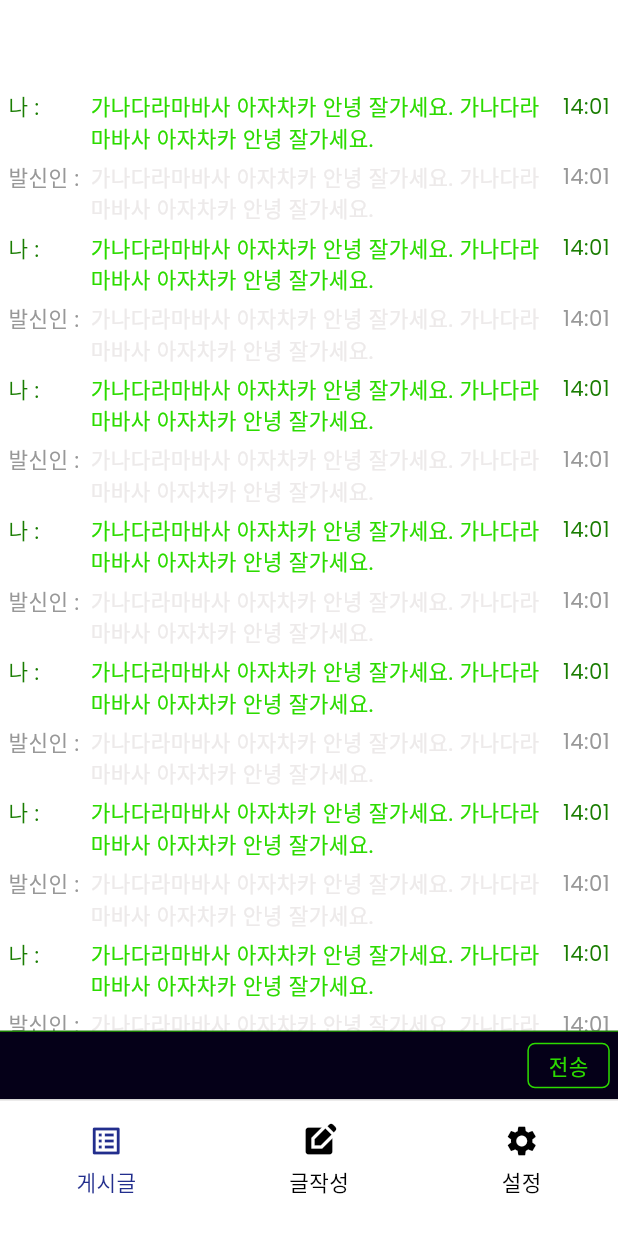
After one commit to jungseokman/dark_app, a Flutter app: the ChatDetailPage screen opened by its route, on a phone screen of 412 x 824 dp. The commit adds this screen. Shown: the top 1233 px of the screen. Run offline on Flutter 3.47's test engine with Material 3 defaults, Android fonts, the light colour scheme and no system bars; our stand-ins replace equatable, flutter_bloc, flutter_screenutil, go_router, google_fonts.

Commit message:
시크릿모드ui

```diff
--- a/lib/features/dark_app/config/routers.dart
+++ b/lib/features/dark_app/config/routers.dart
@@ -1,8 +1,16 @@
+import 'package:dark_app/features/dark_app/presentation/bloc/secret/secret_bloc.dart';
+import 'package:dark_app/features/dark_app/presentation/pages/chat_secret/chat_detail.dart';
+import 'package:dark_app/features/dark_app/presentation/pages/chat_secret/chat_secret_page.dart';
 import 'package:dark_app/features/dark_app/presentation/pages/edit/edit_page.dart';
+import 'package:dark_app/features/dark_app/presentation/pages/edit/edit_secret_page.dart';
 import 'package:dark_app/features/dark_app/presentation/pages/notice/notice_page.dart';
+import 'package:dark_app/features/dark_app/presentation/pages/notice/notice_secret_page.dart';
 import 'package:dark_app/features/dark_app/presentation/pages/setting/setting_page.dart';
+import 'package:dark_app/features/dark_app/presentation/pages/setting/setting_secret_page.dart';
 import 'package:dark_app/features/dark_app/presentation/pages/signin/signin_page.dart';
 import 'package:dark_app/features/dark_app/presentation/widgets/shell_component.dart';
+import 'package:dark_app/features/dark_app/presentation/widgets/shell_component_secret.dart';
+import 'package:flutter_bloc/flutter_bloc.dart';
 import 'package:go_router/go_router.dart';
 
 final routers = GoRouter(
@@ -19,12 +27,21 @@ final routers = GoRouter(
     //? 쉡 화면
     ShellRoute(
       pageBuilder: (context, state, child) {
+        if (context.read<SecretBloc>().state.isSecret) {
+          return NoTransitionPage(
+            key: state.pageKey,
+            child: ShellComponentSecret(
+              child: child,
+            ),
+          );
+        } else {
           return NoTransitionPage(
             key: state.pageKey,
             child: ShellComponent(
               child: child,
             ),
           );
+        }
       },
       routes: [
         //? 메인 화면
@@ -32,24 +49,55 @@ final routers = GoRouter(
           path: "/notice",
           name: "notice",
           pageBuilder: (context, state) {
+            if (context.read<SecretBloc>().state.isSecret) {
+              return NoTransitionPage(
+                  key: state.pageKey, child: const NoticeSecretPage());
+            } else {
               return NoTransitionPage(
                   key: state.pageKey, child: const NoticePage());
+            }
           },
         ),
         GoRoute(
           path: "/edit",
           name: "edit",
           pageBuilder: (context, state) {
+            if (context.read<SecretBloc>().state.isSecret) {
+              return NoTransitionPage(
+                  key: state.pageKey, child: const EditSecretPage());
+            } else {
               return NoTransitionPage(
                   key: state.pageKey, child: const EditPage());
+            }
           },
         ),
         GoRoute(
           path: "/setting",
           name: "setting",
           pageBuilder: (context, state) {
+            if (context.read<SecretBloc>().state.isSecret) {
+              return NoTransitionPage(
+                  key: state.pageKey, child: const SettingSecretPage());
+            } else {
               return NoTransitionPage(
                   key: state.pageKey, child: const SettingPage());
+            }
+          },
+        ),
+        GoRoute(
+          path: "/chat",
+          name: "chat",
+          pageBuilder: (context, state) {
+            return NoTransitionPage(
+                key: state.pageKey, child: const ChatSecretPage());
+          },
+        ),
+        GoRoute(
+          path: "/chat/detail",
+          name: "chatDetail",
+          pageBuilder: (context, state) {
+            return NoTransitionPage(
+                key: state.pageKey, child: const ChatDetailPage());
           },
         ),
       ],
--- /dev/null
+++ b/lib/features/dark_app/presentation/pages/chat_secret/chat_detail.dart
@@ -0,0 +1,148 @@
+import 'package:dark_app/features/dark_app/config/styles.dart';
+import 'package:flutter/material.dart';
+import 'package:flutter_screenutil/flutter_screenutil.dart';
+
+class ChatDetailPage extends StatelessWidget {
+  const ChatDetailPage({super.key});
+
+  @override
+  Widget build(BuildContext context) {
+    return Stack(
+      children: [
+        ListView.separated(
+          padding: EdgeInsets.only(top: 60.h, bottom: 110.h),
+          itemBuilder: (context, index) {
+            if (index % 2 == 0) {
+              return Padding(
+                padding: EdgeInsets.symmetric(horizontal: 5.w),
+                child: Row(
+                  crossAxisAlignment: CrossAxisAlignment.start,
+                  children: [
+                    SizedBox(
+                      width: 50.w,
+                      child: Text(
+                        "나 :",
+                        style: TextStyles.text1.copyWith(
+                          color: AppColors.greenColor[1],
+                        ),
+                      ),
+                    ),
+                    Expanded(
+                      child: Text(
+                        "가나다라마바사 아자차카 안녕 잘가세요. 가나다라마바사 아자차카 안녕 잘가세요.",
+                        style: TextStyles.text1.copyWith(
+                          color: AppColors.greenColor[0],
+                        ),
+                        softWrap: true,
+                      ),
+                    ),
+                    SizedBox(
+                      width: 5.w,
+                    ),
+                    Text(
+                      "14:01",
+                      style: TextStyles.text1.copyWith(
+                        color: AppColors.greenColor[1],
+                      ),
+                    ),
+                  ],
+                ),
+              );
+            } else {
+              return Padding(
+                padding: EdgeInsets.symmetric(horizontal: 5.w),
+                child: Row(
+                  crossAxisAlignment: CrossAxisAlignment.start,
+                  children: [
+                    SizedBox(
+                      width: 50.w,
+                      child: Text(
+                        "발신인 :",
+                        style: TextStyles.text1.copyWith(
+                          color: AppColors.greyColors[1],
+                        ),
+                      ),
+                    ),
+                    Expanded(
+                      child: Text(
+                        "가나다라마바사 아자차카 안녕 잘가세요. 가나다라마바사 아자차카 안녕 잘가세요.",
+                        style: TextStyles.text1.copyWith(
+                          color: AppColors.greyColors[2],
+                        ),
+                        softWrap: true,
+                      ),
+                    ),
+                    SizedBox(
+                      width: 5.w,
+                    ),
+                    Text(
+                      "14:01",
+                      style: TextStyles.text1.copyWith(
+                        color: AppColors.greyColors[1],
+                      ),
+                    ),
+                  ],
+                ),
+              );
+            }
+          },
+          separatorBuilder: (context, index) => SizedBox(
+            height: 5.h,
+          ),
+          itemCount: 30,
+        ),
+        Positioned(
+          left: 0,
+          right: 0,
+          bottom: 90.h,
+          child: Container(
+            width: double.maxFinite,
+            height: 45.h,
+            alignment: Alignment.center,
+            padding: EdgeInsets.symmetric(horizontal: 5.w),
+            decoration: BoxDecoration(
+              color: AppColors.blackColors[2],
+              border: Border(
+                top: BorderSide(color: AppColors.greenColor[1]),
+              ),
+            ),
+            child: Row(
+              mainAxisAlignment: MainAxisAlignment.spaceBetween,
+              children: [
+                Expanded(
+                  child: TextField(
+                    decoration: const InputDecoration(
+                      border: InputBorder.none,
+                    ),
+                    cursorColor: AppColors.greenColor[1],
+                    style: TextStyles.text1
+                        .copyWith(color: AppColors.greenColor[0]),
+                  ),
+                ),
+                SizedBox(
+                  width: 5.w,
+                ),
+                Container(
+                  width: 50.w,
+                  height: 30.h,
+                  decoration: BoxDecoration(
+                    borderRadius: BorderRadius.circular(5.h),
+                    border: Border.all(
+                      color: AppColors.greenColor[0],
+                    ),
+                  ),
+                  alignment: Alignment.center,
+                  child: Text(
+                    "전송",
+                    style: TextStyles.text1
+                        .copyWith(color: AppColors.greenColor[0]),
+                  ),
+                )
+              ],
+            ),
+          ),
+        )
+      ],
+    );
+  }
+}
--- a/lib/features/dark_app/presentation/pages/signin/signin_page.dart
+++ b/lib/features/dark_app/presentation/pages/signin/signin_page.dart
@@ -5,6 +5,7 @@ import 'package:dark_app/features/dark_app/presentation/widgets/custom_button_bo
 import 'package:dark_app/features/dark_app/presentation/widgets/custom_button_fill.dart';
 import 'package:dark_app/features/dark_app/presentation/widgets/custom_input.dart';
 import 'package:flutter/material.dart';
+import 'package:flutter/services.dart';
 import 'package:flutter_bloc/flutter_bloc.dart';
 import 'package:flutter_screenutil/flutter_screenutil.dart';
 import 'package:go_router/go_router.dart';
@@ -24,6 +25,7 @@ class _SigninPageState extends State<SigninPage> {
 
   void loginHandler() {
     if (idController.text == "show" && pwController.text == "123") {
+      SystemChrome.setSystemUIOverlayStyle(SystemUiOverlayStyle.light);
       idController.clear();
       pwController.clear();
       context.read<SecretBloc>().add(const ChangeSecretEvent(isSecret: true));
--- a/lib/features/dark_app/presentation/widgets/bottom_menu.dart
+++ b/lib/features/dark_app/presentation/widgets/bottom_menu.dart
@@ -1,6 +1,8 @@
 import 'package:dark_app/features/dark_app/config/constans.dart';
 import 'package:dark_app/features/dark_app/config/styles.dart';
+import 'package:dark_app/features/dark_app/presentation/bloc/secret/secret_bloc.dart';
 import 'package:flutter/material.dart';
+import 'package:flutter_bloc/flutter_bloc.dart';
 import 'package:flutter_screenutil/flutter_screenutil.dart';
 
 class BottomMenu extends StatelessWidget {
@@ -21,6 +23,8 @@ class BottomMenu extends StatelessWidget {
 
   @override
   Widget build(BuildContext context) {
+    final isSecret = context.read<SecretBloc>().state.isSecret;
+
     return Padding(
       padding: EdgeInsets.only(top: 15.h),
       child: GestureDetector(
@@ -31,7 +35,9 @@ class BottomMenu extends StatelessWidget {
             children: [
               Icon(
                 icon,
-                color: AppColors.blueColors[0],
+                color: isSecret
+                    ? AppColors.greenColor[0]
+                    : AppColors.blueColors[0],
               ),
               SizedBox(
                 height: 5.h,
@@ -39,7 +45,9 @@ class BottomMenu extends StatelessWidget {
               Text(
                 label,
                 style: TextStyles.text1.copyWith(
-                  color: AppColors.blueColors[0],
+                  color: isSecret
+                      ? AppColors.greenColor[0]
+                      : AppColors.blueColors[0],
                 ),
               ),
             ],
@@ -48,13 +56,19 @@ class BottomMenu extends StatelessWidget {
             children: [
               Icon(
                 icon,
+                color: isSecret
+                    ? AppColors.greenColor[1]
+                    : AppColors.blackColors[0],
               ),
               SizedBox(
                 height: 5.h,
               ),
               Text(
                 label,
-                style: TextStyles.text1,
+                style: TextStyles.text1.copyWith(
+                    color: isSecret
+                        ? AppColors.greenColor[1]
+                        : AppColors.blackColors[0]),
               ),
             ],
           ),
```
Also changed, not shown: lib/features/dark_app/presentation/pages/chat_secret/chat_secret_page.dart (added, +97 -0 lines), lib/features/dark_app/presentation/pages/edit/edit_secret_page.dart (added, +106 -0 lines), lib/features/dark_app/presentation/pages/notice/notice_secret_page.dart (added, +77 -0 lines), lib/features/dark_app/presentation/pages/setting/setting_secret_page.dart (added, +87 -0 lines), lib/features/dark_app/presentation/widgets/shell_component_secret.dart (added, +101 -0 lines), lib/features/dark_app/presentation/pages/notice/notice_detail.dart (added). Lines whose indentation alone changed are shown as unchanged.
